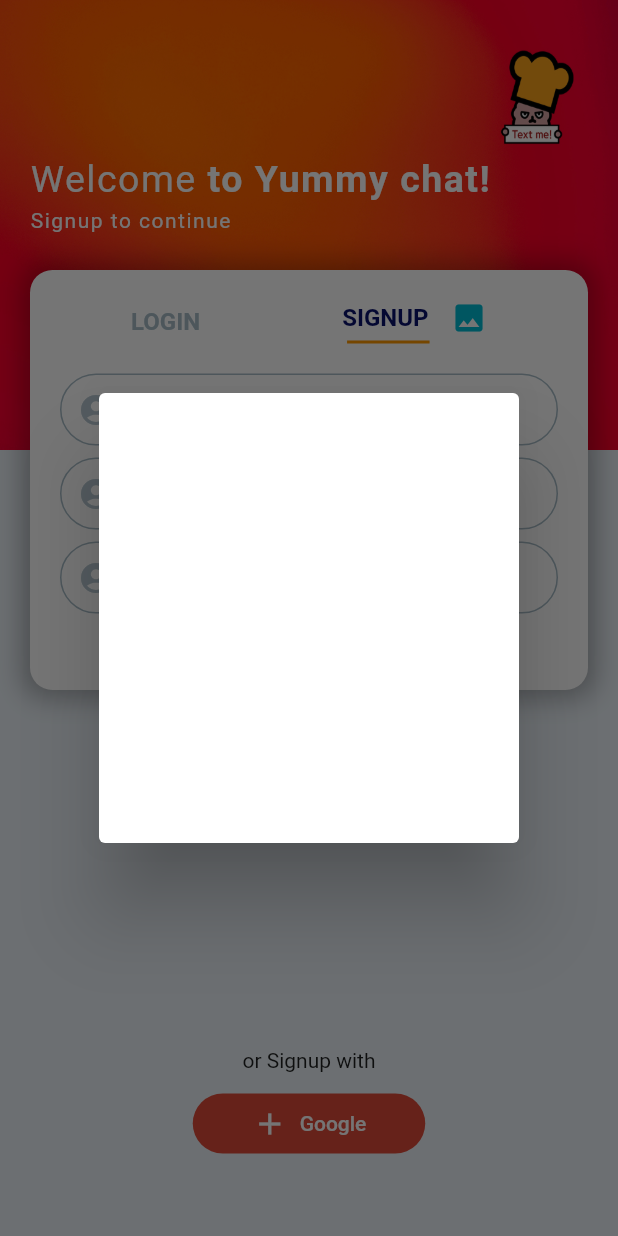
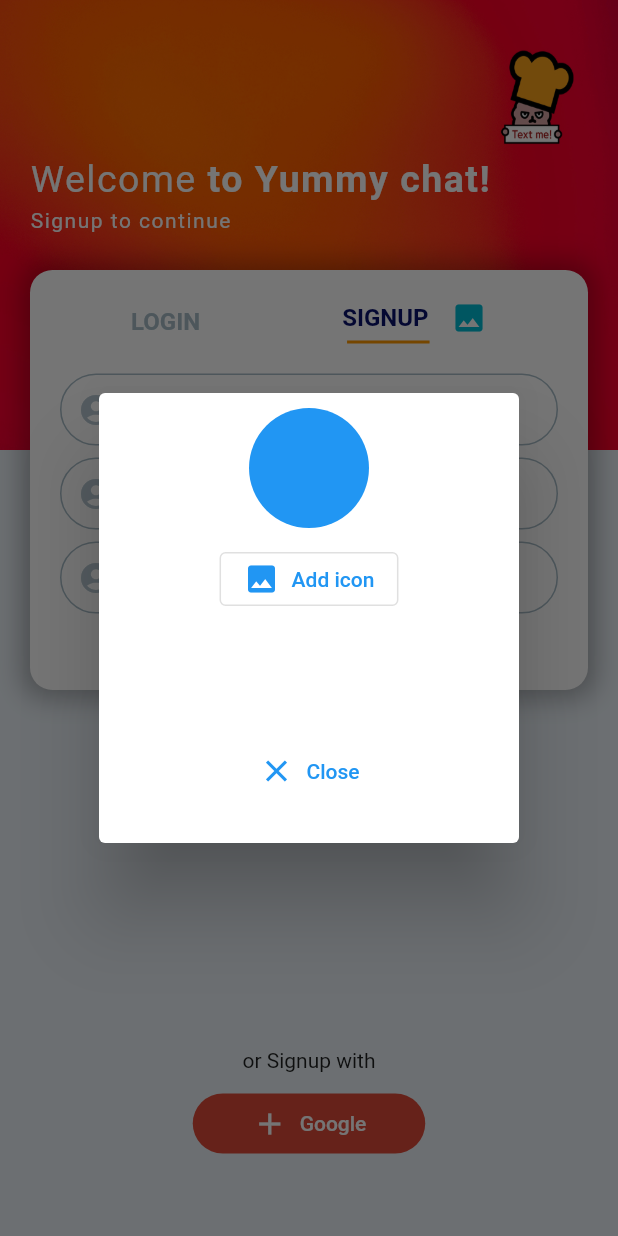
Before and after one commit to StudioZERONE/study_flutter_08_codingchef05_chat, a Flutter app: the screen it shows after launch, after a tap on the "image" icon, on a phone screen of 412 x 824 dp. Run offline on Flutter 3.47's test engine with Material 2 defaults, Android fonts, the phone set to English and light mode, and no system bars; drawn by our look-alikes of modal_progress_hud_nsn; our stand-ins replace cloud_firestore, firebase_auth, firebase_core, flutter_chat_bubble; accounts and stored records are empty.

Commit message:
showAlert 창 안에 UI 구성

```diff
--- a/lib/screen/main_screen.dart
+++ b/lib/screen/main_screen.dart
@@ -32,11 +32,38 @@ class _LoginSignupScreenState extends State<LoginSignupScreen> {
     showDialog(
         context: context,
         builder: (context) {
-          return const Dialog(
+          return Dialog(
             backgroundColor: Colors.white,
-            child: SizedBox(
+            child: Container(
+              padding: const EdgeInsets.all(10),
               width: 150,
               height: 300,
+              child: Column(
+                children: [
+                  const CircleAvatar(
+                    radius: 40,
+                    backgroundColor: Colors.blue,
+                  ),
+                  const SizedBox(
+                    height: 10,
+                  ),
+                  OutlinedButton.icon(
+                    onPressed: () {},
+                    icon: const Icon(Icons.image),
+                    label: const Text('Add icon'),
+                  ),
+                  const SizedBox(
+                    height: 80,
+                  ),
+                  TextButton.icon(
+                    onPressed: () {
+                      Navigator.pop(context);
+                    },
+                    icon: const Icon(Icons.close),
+                    label: const Text('Close'),
+                  ),
+                ],
+              ),
             ),
           );
         });
```
